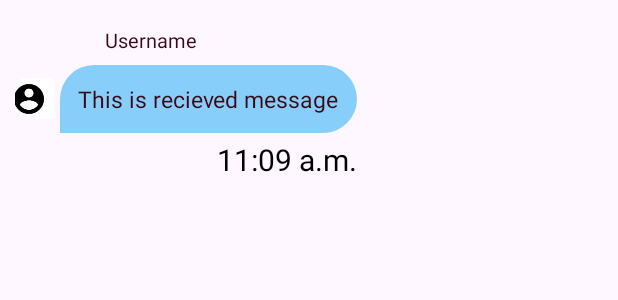
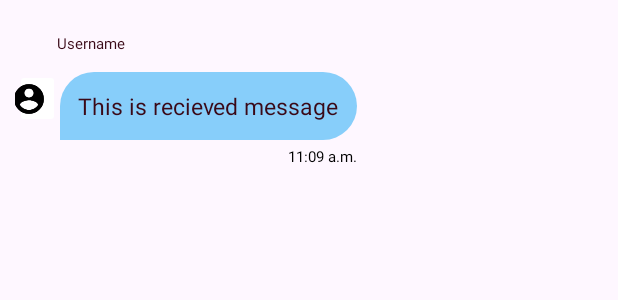
Before and after one commit to PratyayKoley/CampusConnect, an Android app: the layout item_container_received_message.xml on its own in the app's theme, with its tools: preview values and no code run, on a phone screen of 412 x 824 dp. Shown: the top 300 px of the screen. Run offline under Robolectric (Android 15) with nearby library versions, the phone set to English and light mode, and no system bars.

Commit message:
Chat layout completely  done

```diff
--- a/app/src/main/res/layout/item_container_received_message.xml
+++ b/app/src/main/res/layout/item_container_received_message.xml
@@ -22,10 +22,10 @@
         android:id="@+id/Name"
         android:layout_width="wrap_content"
         android:layout_height="wrap_content"
-        android:layout_marginStart="60dp"
+        android:layout_marginStart="28dp"
         android:text="Username"
         android:textColor="#3A0917"
-        android:textSize="13dp"
+        android:textSize="10sp"
         app:layout_constraintBottom_toTopOf="@id/textMessage"
         app:layout_constraintStart_toStartOf="parent"
         app:layout_constraintTop_toTopOf="parent" />
@@ -51,7 +51,7 @@
         android:layout_height="wrap_content"
         android:layout_marginTop="4sp"
         android:textColor="#000000"
-        android:textSize="20sp"
+        android:textSize="10sp"
         android:text="11:09 a.m."
         app:layout_constraintEnd_toEndOf="@id/textMessage"
         app:layout_constraintTop_toBottomOf="@id/textMessage" />
--- a/app/src/main/res/layout/item_container_sent_message.xml
+++ b/app/src/main/res/layout/item_container_sent_message.xml
@@ -25,7 +25,7 @@
         android:layout_height="wrap_content"
         android:layout_marginTop="4sp"
         android:textColor="#000000"
-        android:textSize="20sp"
+        android:textSize="10sp"
         android:text="11:09 a.m."
         app:layout_constraintEnd_toEndOf="parent"
         app:layout_constraintTop_toBottomOf="@id/textMessage" />
```
Also changed, not shown: app/src/main/res/layout/activity_main_forum.xml (+34 -29 lines).
